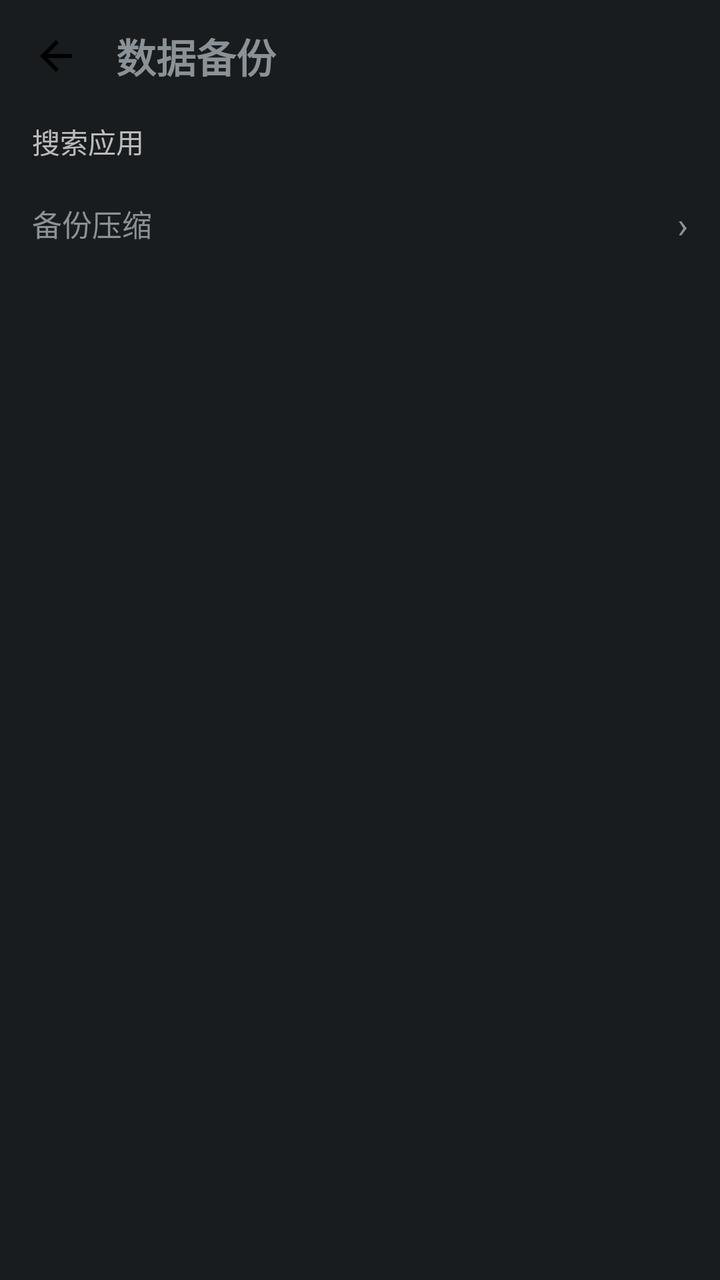
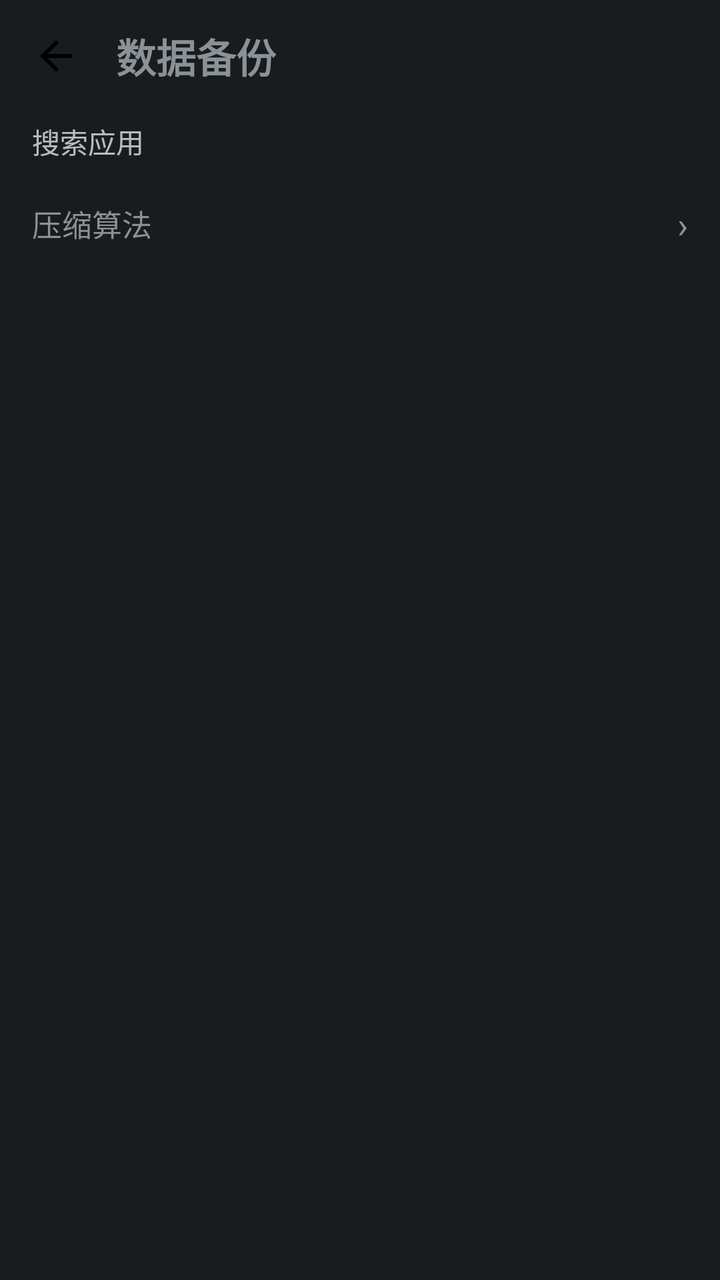

Two renders of the same Android screen: before a commit and after it. Below are the layout's source before the change and the commit's diff.
<!-- AndroidManifest.xml: application theme android:Theme.DeviceDefault.NoActionBar -->
<!-- res/layout/activity_backup.xml -->
<?xml version="1.0" encoding="utf-8"?>
<LinearLayout xmlns:android="http://schemas.android.com/apk/res/android"
    android:id="@+id/bk_root"
    android:layout_width="match_parent"
    android:layout_height="match_parent"
    android:orientation="vertical">

    <LinearLayout
        android:id="@+id/bk_header"
        android:layout_width="match_parent"
        android:layout_height="56dp"
        android:orientation="horizontal"
        android:gravity="center_vertical"
        android:paddingStart="6dp"
        android:paddingEnd="12dp">

        <ImageButton
            android:id="@+id/bk_back"
            android:layout_width="44dp"
            android:layout_height="44dp"
            android:padding="10dp"
            android:background="?android:attr/selectableItemBackgroundBorderless"
            android:src="@drawable/ic_back"
            android:scaleType="fitCenter"
            android:contentDescription="返回" />

        <TextView
            android:id="@+id/bk_title"
            android:layout_width="0dp"
            android:layout_height="wrap_content"
            android:layout_weight="1"
            android:layout_marginStart="8dp"
            android:text="@string/sec_backup"
            android:textSize="20sp"
            android:textStyle="bold" />

        
        <TextView
            android:id="@+id/bk_add"
            android:layout_width="wrap_content"
            android:layout_height="wrap_content"
            android:paddingStart="12dp"
            android:paddingEnd="12dp"
            android:paddingTop="8dp"
            android:paddingBottom="8dp"
            android:text="＋"
            android:textSize="20sp"
            android:visibility="gone" />

        
        <TextView
            android:id="@+id/bk_sel_count"
            android:layout_width="wrap_content"
            android:layout_height="wrap_content"
            android:textSize="13sp"
            android:visibility="gone" />

        <TextView
            android:id="@+id/bk_sel_all"
            android:layout_width="wrap_content"
            android:layout_height="wrap_content"
            android:paddingStart="12dp"
            android:paddingEnd="12dp"
            android:paddingTop="8dp"
            android:paddingBottom="8dp"
            android:text="@string/backup_sel_all"
            android:textSize="13sp"
            android:visibility="gone" />

        <TextView
            android:id="@+id/bk_sel_more"
            android:layout_width="wrap_content"
            android:layout_height="wrap_content"
            android:paddingStart="8dp"
            android:paddingEnd="4dp"
            android:paddingTop="8dp"
            android:paddingBottom="8dp"
            android:text="⋮"
            android:textSize="20sp"
            android:visibility="gone" />
    </LinearLayout>

    
    <LinearLayout
        android:layout_width="match_parent"
        android:layout_height="wrap_content"
        android:orientation="horizontal"
        android:gravity="center_vertical"
        android:paddingStart="16dp"
        android:paddingEnd="12dp"
        android:paddingBottom="6dp">

        <EditText
            android:id="@+id/bk_search"
            android:layout_width="0dp"
            android:layout_height="wrap_content"
            android:layout_weight="1"
            android:hint="@string/backup_search_hint"
            android:inputType="text"
            android:maxLines="1"
            android:textSize="14sp"
            android:background="@null" />

        <TextView
            android:id="@+id/bk_filter"
            android:layout_width="wrap_content"
            android:layout_height="wrap_content"
            android:paddingStart="10dp"
            android:paddingEnd="4dp"
            android:paddingTop="6dp"
            android:paddingBottom="6dp"
            android:textSize="13sp" />
    </LinearLayout>

    <TextView
        android:id="@+id/bk_hint"
        android:layout_width="match_parent"
        android:layout_height="wrap_content"
        android:paddingStart="16dp"
        android:paddingEnd="16dp"
        android:paddingBottom="8dp"
        android:lineSpacingExtra="3dp"
        android:textSize="12sp"
        android:visibility="gone" />

    <LinearLayout
        android:id="@+id/bk_algo_row"
        android:layout_width="match_parent"
        android:layout_height="wrap_content"
        android:orientation="horizontal"
        android:gravity="center_vertical"
        android:paddingStart="16dp"
        android:paddingEnd="16dp"
        android:paddingTop="8dp"
        android:paddingBottom="10dp"
        android:background="?android:attr/selectableItemBackground">

        <TextView
            android:id="@+id/bk_algo_label"
            android:layout_width="0dp"
            android:layout_height="wrap_content"
            android:layout_weight="1"
            android:text="@string/backup_algo_row"
            android:textSize="15sp" />

        <TextView
            android:id="@+id/bk_algo_value"
            android:layout_width="wrap_content"
            android:layout_height="wrap_content"
            android:layout_marginEnd="4dp"
            android:textSize="13sp" />

        <TextView
            android:id="@+id/bk_algo_arrow"
            android:layout_width="wrap_content"
            android:layout_height="wrap_content"
            android:text="›"
            android:textSize="18sp" />
    </LinearLayout>

    <View
        android:id="@+id/bk_divider"
        android:layout_width="match_parent"
        android:layout_height="1dp" />

    <FrameLayout
        android:layout_width="match_parent"
        android:layout_height="0dp"
        android:layout_weight="1">

        <ListView
            android:id="@+id/bk_list"
            android:layout_width="match_parent"
            android:layout_height="match_parent"
            android:divider="@null"
            android:scrollbars="vertical" />

        <TextView
            android:id="@+id/bk_empty"
            android:layout_width="match_parent"
            android:layout_height="wrap_content"
            android:layout_gravity="center"
            android:gravity="center"
            android:padding="32dp"
            android:lineSpacingExtra="4dp"
            android:text="@string/backup_empty_hint"
            android:textSize="13sp"
            android:visibility="gone" />
    </FrameLayout>
</LinearLayout>
<!-- resources referenced by this layout -->
<resources>
  <!-- drawable ic_back (drawable) -->
  <?xml version="1.0" encoding="utf-8"?>
  <vector xmlns:android="http://schemas.android.com/apk/res/android"
      android:width="24dp"
      android:height="24dp"
      android:viewportWidth="24"
      android:viewportHeight="24">
      <path
          android:fillColor="#FF000000"
          android:pathData="M20,11H7.83l5.59,-5.59L12,4l-8,8l8,8l1.41,-1.41L7.83,13H20v-2z" />
  </vector>
  <string name="backup_algo_row">备份压缩</string>
  <string name="backup_empty_hint">还没有备份。
  
  长按应用选「备份数据」可以随时建一份；克隆数据时目标空间原来的数据也会自动留一份在这里，可以选择压缩、恢复或导出。</string>
  <string name="backup_search_hint">搜索应用</string>
  <string name="backup_sel_all">全选</string>
  <string name="sec_backup">数据备份</string>
</resources>

<!-- the commit's change to res/layout/activity_backup.xml (unified diff, before → after) -->
@@ -158,6 +158,35 @@
             android:textSize="18sp" />
     </LinearLayout>
 
+    
+    <LinearLayout
+        android:id="@+id/bk_progress"
+        android:layout_width="match_parent"
+        android:layout_height="wrap_content"
+        android:orientation="horizontal"
+        android:gravity="center_vertical"
+        android:paddingStart="16dp"
+        android:paddingEnd="16dp"
+        android:paddingTop="8dp"
+        android:paddingBottom="4dp"
+        android:visibility="gone">
+
+        <ProgressBar
+            android:id="@+id/bk_progress_bar"
+            style="?android:attr/progressBarStyleHorizontal"
+            android:layout_width="0dp"
+            android:layout_height="wrap_content"
+            android:layout_weight="1"
+            android:max="100" />
+
+        <TextView
+            android:id="@+id/bk_progress_text"
+            android:layout_width="wrap_content"
+            android:layout_height="wrap_content"
+            android:layout_marginStart="12dp"
+            android:textSize="13sp" />
+    </LinearLayout>
+
     <View
         android:id="@+id/bk_divider"
         android:layout_width="match_parent"
<!-- resource entries referenced after the edit -->
@@ -11,7 +11,7 @@
           android:fillColor="#FF000000"
           android:pathData="M20,11H7.83l5.59,-5.59L12,4l-8,8l8,8l1.41,-1.41L7.83,13H20v-2z" />
   </vector>
-  <string name="backup_algo_row">备份压缩</string>
+  <string name="backup_algo_row">压缩算法</string>
   <string name="backup_empty_hint">还没有备份。
   
   长按应用选「备份数据」可以随时建一份；克隆数据时目标空间原来的数据也会自动留一份在这里，可以选择压缩、恢复或导出。</string>
